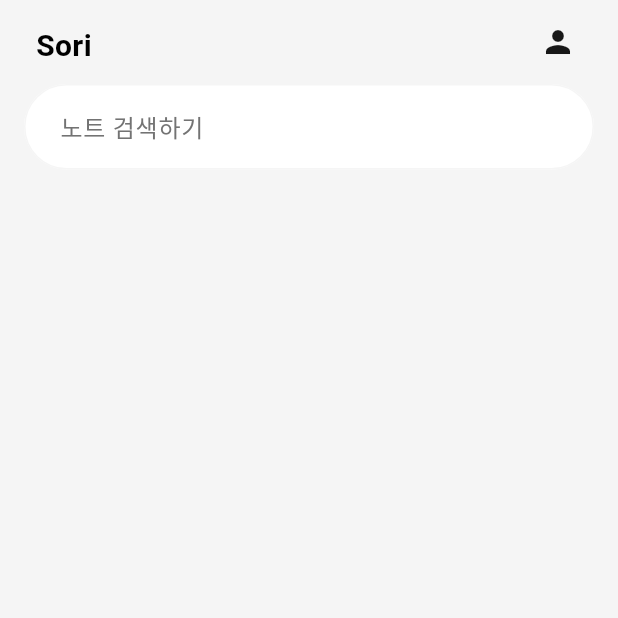
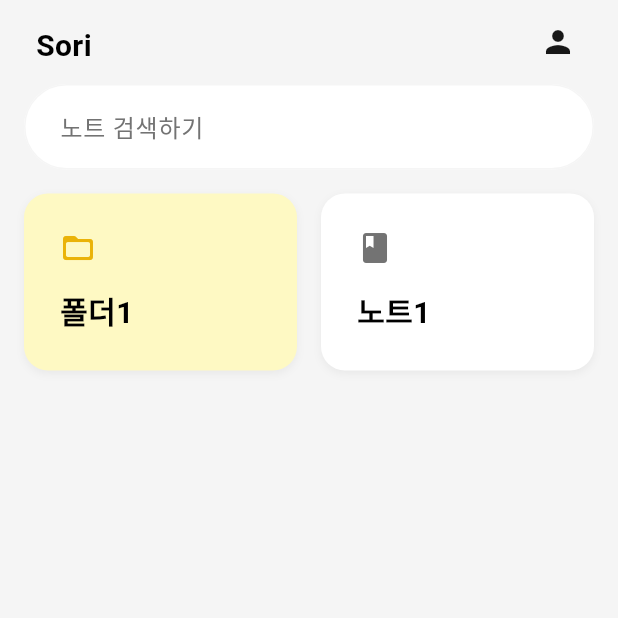
Before and after one commit to khu-suyong/sori, a Flutter app: the screen it shows after launch, on a phone screen of 412 x 824 dp, the top half of it. Run offline on Flutter 3.47's test engine with Material 3 defaults, Android fonts, the light colour scheme and no system bars; our stand-ins replace go_router; Roboto replaces fonts that are missing (Pretendard).

Commit message:
feat(home): 카드 위젯 추가

```diff
--- /dev/null
+++ b/lib/models/sori_item.dart
@@ -0,0 +1,9 @@
+enum SoriItemType { folder, note }
+
+class SoriItem {
+  final SoriItemType type;
+  final String id;
+  final String name;
+
+  const SoriItem({required this.type, required this.id, required this.name});
+}
--- /dev/null
+++ b/lib/pages/home/_widgets/sori_card.dart
@@ -0,0 +1,66 @@
+import 'package:flutter/material.dart';
+import 'package:sori/models/sori_item.dart';
+import 'package:sori/theme/theme.dart';
+
+enum SoriCardVariant { note, folder }
+
+class SoriCard extends StatelessWidget {
+  final SoriItem item;
+
+  const SoriCard({super.key, required this.item});
+
+  @override
+  Widget build(BuildContext context) {
+    return Container(
+      decoration: BoxDecoration(
+        color: _backgroundColor,
+        borderRadius: BorderRadius.circular(AppRadius.x2l),
+        boxShadow: [AppShadow.base],
+      ),
+      padding: const EdgeInsets.all(AppSpace.s6),
+      child: Column(
+        crossAxisAlignment: CrossAxisAlignment.start,
+        children: [
+          Row(
+            mainAxisAlignment: MainAxisAlignment.spaceBetween,
+            children: [Icon(_icon, color: _iconColor, size: 24)],
+          ),
+          SizedBox(height: AppSpace.s4),
+          Text(
+            item.name,
+            style: AppTextStyle.h3,
+            maxLines: 2,
+            overflow: TextOverflow.ellipsis,
+          ),
+        ],
+      ),
+    );
+  }
+
+  Color get _backgroundColor {
+    switch (item.type) {
+      case SoriItemType.folder:
+        return AppColors.yellow100;
+      case SoriItemType.note:
+        return AppColors.white;
+    }
+  }
+
+  Color get _iconColor {
+    switch (item.type) {
+      case SoriItemType.folder:
+        return AppColors.yellow500;
+      case SoriItemType.note:
+        return AppColors.gray500;
+    }
+  }
+
+  IconData get _icon {
+    switch (item.type) {
+      case SoriItemType.folder:
+        return Icons.folder_open_rounded;
+      case SoriItemType.note:
+        return Icons.book_rounded;
+    }
+  }
+}
--- a/lib/pages/home/page.dart
+++ b/lib/pages/home/page.dart
@@ -1,4 +1,7 @@
 import 'package:flutter/material.dart';
+import 'package:flutter_staggered_grid_view/flutter_staggered_grid_view.dart';
+import 'package:sori/models/sori_item.dart';
+import 'package:sori/pages/home/_widgets/sori_card.dart';
 import 'package:sori/theme/theme.dart';
 import 'package:sori/widgets/app_bar.dart';
 
@@ -6,6 +9,11 @@ import '../../widgets/app_layout.dart';
 import '../../widgets/common/common.dart';
 
 class HomePage extends StatelessWidget {
+  static const List<SoriItem> items = [
+    SoriItem(type: SoriItemType.folder, id: 'id', name: '폴더1'),
+    SoriItem(type: SoriItemType.note, id: 'test', name: '노트1'),
+  ];
+
   const HomePage({super.key});
 
   @override
@@ -19,12 +27,30 @@ class HomePage extends StatelessWidget {
           ),
         ],
       ),
-      child: Padding(
-        padding: const EdgeInsets.symmetric(horizontal: AppSpace.s4),
-        child: Column(
-          crossAxisAlignment: CrossAxisAlignment.start,
-          children: [const AppTextField(hintText: '노트 검색하기')],
-        ),
+      child: Column(
+        children: [
+          Padding(
+            padding: const EdgeInsets.symmetric(horizontal: AppSpace.s4),
+            child: Column(
+              crossAxisAlignment: CrossAxisAlignment.start,
+              children: [const AppTextField(hintText: '노트 검색하기')],
+            ),
+          ),
+          Expanded(
+            child: Padding(
+              padding: const EdgeInsets.all(AppSpace.s4),
+              child: MasonryGridView.count(
+                crossAxisCount: 2,
+                mainAxisSpacing: AppSpace.s4,
+                crossAxisSpacing: AppSpace.s4,
+                itemCount: items.length,
+                itemBuilder: (context, index) {
+                  return SoriCard(item: items[index]);
+                },
+              ),
+            ),
+          ),
+        ],
       ),
     );
   }
--- a/lib/theme/theme.dart
+++ b/lib/theme/theme.dart
@@ -400,3 +400,11 @@ class AppTextStyle {
     color: AppColors.gray500,
   );
 }
+
+class AppShadow {
+  static final base = BoxShadow(
+    color: AppColors.black.withValues(alpha: 0.05),
+    blurRadius: AppSpace.s1,
+    offset: const Offset(0, 2),
+  );
+}
--- a/lib/widgets/app_layout.dart
+++ b/lib/widgets/app_layout.dart
@@ -18,7 +18,14 @@ class SoriAppLayout extends StatelessWidget {
   Widget build(BuildContext context) {
     return Scaffold(
       backgroundColor: AppColors.gray100,
-      body: SafeArea(child: Column(children: [appBar, child])),
+      body: SafeArea(
+        child: Column(
+          children: [
+            appBar,
+            Expanded(child: child),
+          ],
+        ),
+      ),
     );
   }
 }
--- a/pubspec.yaml
+++ b/pubspec.yaml
@@ -35,6 +35,7 @@ dependencies:
   # Use with the CupertinoIcons class for iOS style icons.
   cupertino_icons: ^1.0.8
   go_router: ^17.0.0
+  flutter_staggered_grid_view: ^0.7.0
 
 dev_dependencies:
   flutter_test:
```
Also changed, not shown: pubspec.lock.
